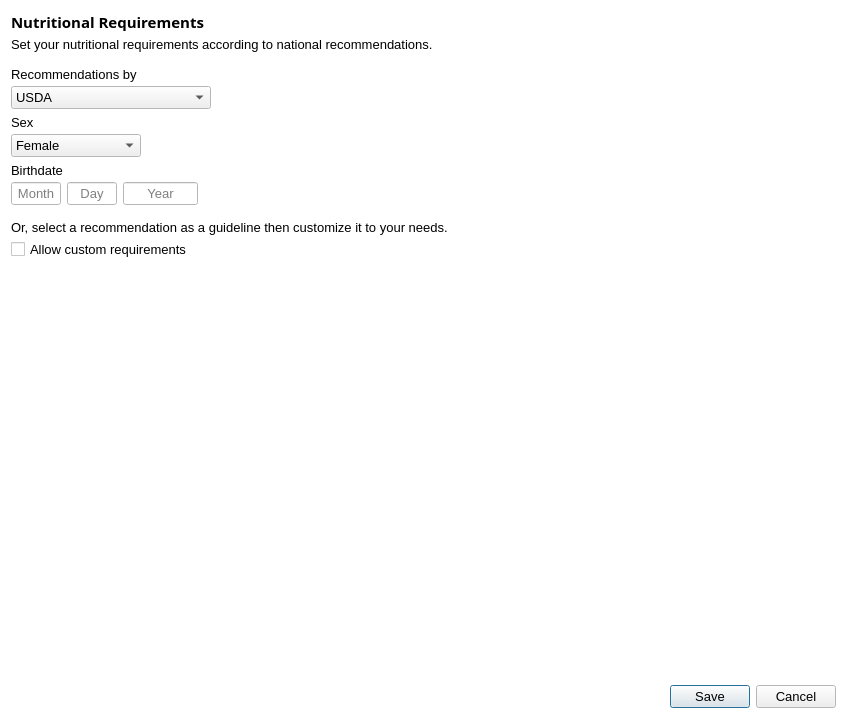
Qt form ui_requirementswindow.ui (josh-minch/spartan) before a commit.
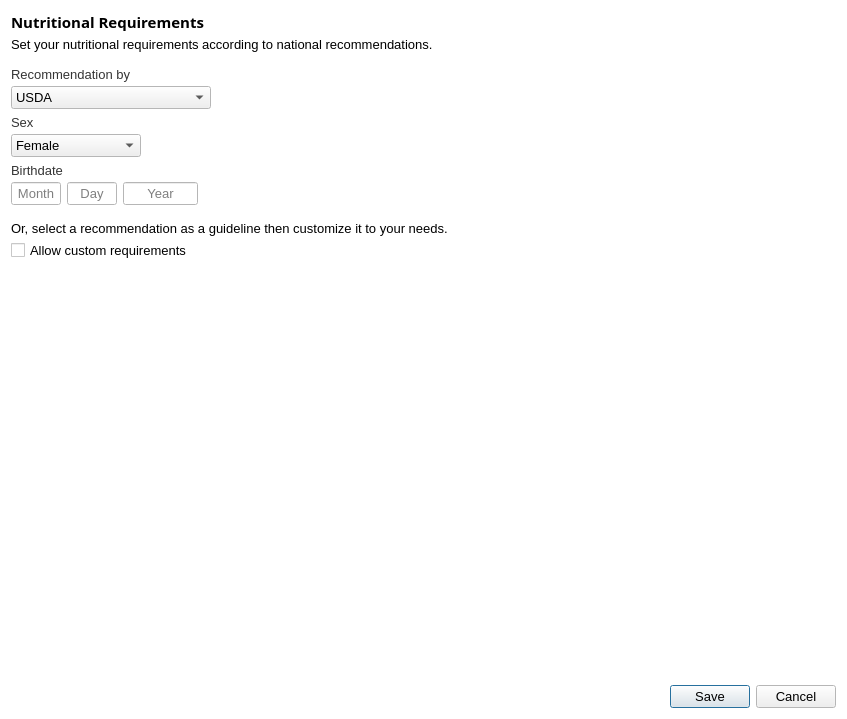
The same form after that commit. Icons and pictures are not drawn.

Commit message: Refine requirements ui, add macro, vit, min models

The edit to the form file:
```diff
--- a/ui_requirementswindow.ui
+++ b/ui_requirementswindow.ui
@@ -128,6 +128,19 @@
        </item>
       </layout>
      </item>
+     <item row="1" column="0" colspan="2">
+      <spacer name="verticalSpacer_2">
+       <property name="orientation">
+        <enum>Qt::Vertical</enum>
+       </property>
+       <property name="sizeHint" stdset="0">
+        <size>
+         <width>20</width>
+         <height>3</height>
+        </size>
+       </property>
+      </spacer>
+     </item>
      <item row="2" column="0">
       <layout class="QVBoxLayout" name="verticalLayout_5">
        <property name="spacing">
@@ -135,6 +148,43 @@
        </property>
        <item>
         <widget class="QLabel" name="req_label">
+         <property name="palette">
+          <palette>
+           <active>
+            <colorrole role="WindowText">
+             <brush brushstyle="SolidPattern">
+              <color alpha="255">
+               <red>52</red>
+               <green>52</green>
+               <blue>52</blue>
+              </color>
+             </brush>
+            </colorrole>
+           </active>
+           <inactive>
+            <colorrole role="WindowText">
+             <brush brushstyle="SolidPattern">
+              <color alpha="255">
+               <red>52</red>
+               <green>52</green>
+               <blue>52</blue>
+              </color>
+             </brush>
+            </colorrole>
+           </inactive>
+           <disabled>
+            <colorrole role="WindowText">
+             <brush brushstyle="SolidPattern">
+              <color alpha="255">
+               <red>120</red>
+               <green>120</green>
+               <blue>120</blue>
+              </color>
+             </brush>
+            </colorrole>
+           </disabled>
+          </palette>
+         </property>
          <property name="font">
           <font>
            <family>Segoe UI</family>
@@ -144,7 +194,7 @@
           </font>
          </property>
          <property name="text">
-          <string>Recommendations by</string>
+          <string>Recommendation by</string>
          </property>
         </widget>
        </item>
@@ -227,7 +277,7 @@
           </palette>
          </property>
          <property name="focusPolicy">
-          <enum>Qt::NoFocus</enum>
+          <enum>Qt::TabFocus</enum>
          </property>
          <item>
           <property name="text">
@@ -245,6 +295,43 @@
        </property>
        <item>
         <widget class="QLabel" name="sex_label">
+         <property name="palette">
+          <palette>
+           <active>
+            <colorrole role="WindowText">
+             <brush brushstyle="SolidPattern">
+              <color alpha="255">
+               <red>52</red>
+               <green>52</green>
+               <blue>52</blue>
+              </color>
+             </brush>
+            </colorrole>
+           </active>
+           <inactive>
+            <colorrole role="WindowText">
+             <brush brushstyle="SolidPattern">
+              <color alpha="255">
+               <red>52</red>
+               <green>52</green>
+               <blue>52</blue>
+              </color>
+             </brush>
+            </colorrole>
+           </inactive>
+           <disabled>
+            <colorrole role="WindowText">
+             <brush brushstyle="SolidPattern">
+              <color alpha="255">
+               <red>120</red>
+               <green>120</green>
+               <blue>120</blue>
+              </color>
+             </brush>
+            </colorrole>
+           </disabled>
+          </palette>
+         </property>
          <property name="font">
           <font>
            <family>Segoe UI</family>
@@ -340,7 +427,7 @@
           </palette>
          </property>
          <property name="focusPolicy">
-          <enum>Qt::NoFocus</enum>
+          <enum>Qt::TabFocus</enum>
          </property>
          <item>
           <property name="text">
@@ -373,6 +460,43 @@
        </property>
        <item>
         <widget class="QLabel" name="birth_label">
+         <property name="palette">
+          <palette>
+           <active>
+            <colorrole role="WindowText">
+             <brush brushstyle="SolidPattern">
+              <color alpha="255">
+               <red>52</red>
+               <green>52</green>
+               <blue>52</blue>
+              </color>
+             </brush>
+            </colorrole>
+           </active>
+           <inactive>
+            <colorrole role="WindowText">
+             <brush brushstyle="SolidPattern">
+              <color alpha="255">
+               <red>52</red>
+               <green>52</green>
+               <blue>52</blue>
+              </color>
+             </brush>
+            </colorrole>
+           </inactive>
+           <disabled>
+            <colorrole role="WindowText">
+             <brush brushstyle="SolidPattern">
+              <color alpha="255">
+               <red>120</red>
+               <green>120</green>
+               <blue>120</blue>
+              </color>
+             </brush>
+            </colorrole>
+           </disabled>
+          </palette>
+         </property>
          <property name="font">
           <font>
            <family>Segoe UI</family>
@@ -470,6 +594,19 @@
        </item>
       </layout>
      </item>
+     <item row="5" column="0" colspan="2">
+      <spacer name="verticalSpacer">
+       <property name="orientation">
+        <enum>Qt::Vertical</enum>
+       </property>
+       <property name="sizeHint" stdset="0">
+        <size>
+         <width>20</width>
+         <height>4</height>
+        </size>
+       </property>
+      </spacer>
+     </item>
      <item row="6" column="0" colspan="2">
       <layout class="QVBoxLayout" name="verticalLayout_2">
        <property name="spacing">
@@ -491,38 +628,20 @@
        </item>
       </layout>
      </item>
-     <item row="5" column="0" colspan="2">
-      <spacer name="verticalSpacer">
-       <property name="orientation">
-        <enum>Qt::Vertical</enum>
-       </property>
-       <property name="sizeHint" stdset="0">
-        <size>
-         <width>20</width>
-         <height>3</height>
-        </size>
-       </property>
-      </spacer>
-     </item>
-     <item row="1" column="0" colspan="2">
-      <spacer name="verticalSpacer_2">
-       <property name="orientation">
-        <enum>Qt::Vertical</enum>
-       </property>
-       <property name="sizeHint" stdset="0">
-        <size>
-         <width>20</width>
-         <height>3</height>
-        </size>
-       </property>
-      </spacer>
-     </item>
     </layout>
    </item>
    <item>
     <layout class="QHBoxLayout" name="horizontalLayout">
      <item>
       <widget class="QTableView" name="macro_view">
+       <property name="font">
+        <font>
+         <pointsize>10</pointsize>
+        </font>
+       </property>
+       <property name="focusPolicy">
+        <enum>Qt::NoFocus</enum>
+       </property>
        <property name="styleSheet">
         <string notr="true">QHeaderView::section{
 	background-color: white;
@@ -539,6 +658,9 @@
        <property name="alternatingRowColors">
         <bool>true</bool>
        </property>
+       <property name="selectionMode">
+        <enum>QAbstractItemView::ExtendedSelection</enum>
+       </property>
        <property name="showGrid">
         <bool>false</bool>
        </property>
@@ -549,6 +671,14 @@
      </item>
      <item>
       <widget class="QTableView" name="vit_view">
+       <property name="font">
+        <font>
+         <pointsize>10</pointsize>
+        </font>
+       </property>
+       <property name="focusPolicy">
+        <enum>Qt::NoFocus</enum>
+       </property>
        <property name="styleSheet">
         <string notr="true">QHeaderView::section{
 	background-color: white;
@@ -565,6 +695,9 @@
        <property name="alternatingRowColors">
         <bool>true</bool>
        </property>
+       <property name="selectionMode">
+        <enum>QAbstractItemView::ExtendedSelection</enum>
+       </property>
        <property name="showGrid">
         <bool>false</bool>
        </property>
@@ -575,6 +708,14 @@
      </item>
      <item>
       <widget class="QTableView" name="mineral_view">
+       <property name="font">
+        <font>
+         <pointsize>10</pointsize>
+        </font>
+       </property>
+       <property name="focusPolicy">
+        <enum>Qt::NoFocus</enum>
+       </property>
        <property name="styleSheet">
         <string notr="true">QHeaderView::section{
 	background-color: white;
@@ -591,6 +732,9 @@
        <property name="alternatingRowColors">
         <bool>true</bool>
        </property>
+       <property name="selectionMode">
+        <enum>QAbstractItemView::ExtendedSelection</enum>
+       </property>
        <property name="showGrid">
         <bool>false</bool>
        </property>
```
Left out of the diff: 3 changed lines with no effect on the pictures. The commit also changes 4 other files.
